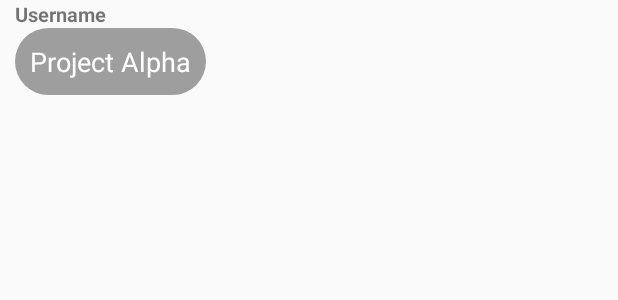
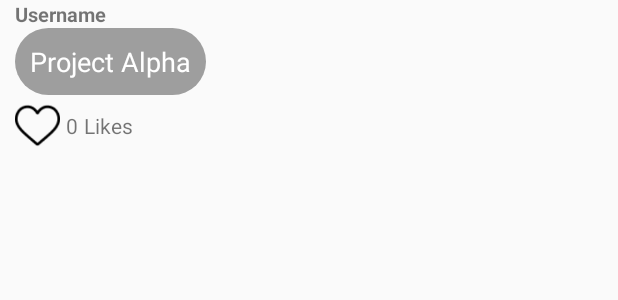
Before and after one commit to vojsace/ProjectAlpha, an Android app: the layout single_message_layout.xml on its own in the app's theme, with its tools: preview values and no code run, on a phone screen of 412 x 824 dp. Shown: the top 300 px of the screen. Run offline under Robolectric (Android 15) with nearby library versions, the phone set to English and light mode, and no system bars.

Commit message:
added like functionalities

```diff
--- a/app/src/main/res/layout/single_message_layout.xml
+++ b/app/src/main/res/layout/single_message_layout.xml
@@ -1,6 +1,7 @@
 <?xml version="1.0" encoding="utf-8"?>
 <LinearLayout xmlns:android="http://schemas.android.com/apk/res/android"
-    android:id="@+id/userLayoutID"
+    xmlns:app="http://schemas.android.com/apk/res-auto"
+    android:id="@+id/current_userLayoutID"
     android:layout_width="match_parent"
     android:layout_height="wrap_content"
     android:gravity="start"
@@ -27,4 +28,35 @@
         android:textColor="#FFFFFF"
         android:textSize="18sp" />
 
+    <LinearLayout
+        android:layout_width="wrap_content"
+        android:layout_height="match_parent"
+        android:orientation="horizontal">
+
+        <ImageButton
+            android:id="@+id/likeButton"
+            android:layout_width="30dp"
+            android:layout_height="30dp"
+            android:background="#00FFFFFF"
+            android:scaleType="centerInside"
+            app:srcCompat="@drawable/dislike" />
+
+        <TextView
+            android:id="@+id/likeTextID"
+            android:layout_width="wrap_content"
+            android:layout_height="match_parent"
+            android:layout_margin="4dp"
+            android:layout_weight="1"
+            android:gravity="left|center_vertical"
+            android:text="0" />
+
+        <TextView
+            android:id="@+id/textView3"
+            android:layout_width="wrap_content"
+            android:layout_height="match_parent"
+            android:layout_weight="1"
+            android:gravity="left|center_vertical"
+            android:text="Likes" />
+    </LinearLayout>
+
 </LinearLayout>
```
Also changed, not shown: app/src/main/java/com/vojsace/projectalpha/ChatActivity.java (+67 -4 lines), app/src/main/java/com/vojsace/projectalpha/model.java (+11 -1 lines), app/src/main/java/com/vojsace/projectalpha/myViewHolder.java (+7 -2 lines), app/src/main/res/drawable/dislike.png (added), app/src/main/res/drawable/like.png (added).
